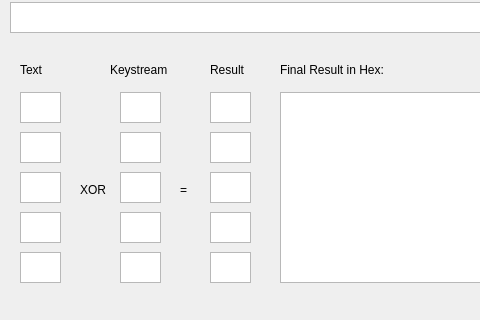
Before: the Qt Designer form mainwindow.ui in TonyMalghem/TX, drawn with Qt 5; both pictures show x 0 to 480 and y 274 to 594 of the 1250 by 594 pixel window.
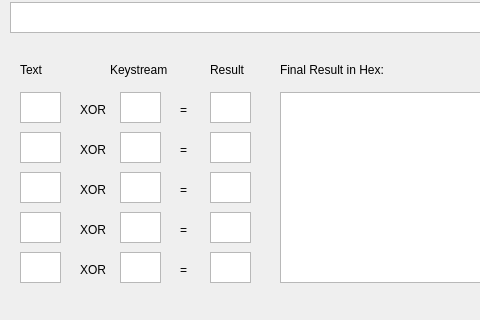
After: the same form once the commit is applied.

Commit message: fix ui (step-by-step decipher)

What changed in the file:
```diff
--- a/mainwindow.ui
+++ b/mainwindow.ui
@@ -237,7 +237,7 @@
     <property name="geometry">
      <rect>
       <x>80</x>
-      <y>420</y>
+      <y>340</y>
       <width>31</width>
       <height>16</height>
      </rect>
@@ -250,7 +250,7 @@
     <property name="geometry">
      <rect>
       <x>180</x>
-      <y>420</y>
+      <y>340</y>
       <width>21</width>
       <height>16</height>
      </rect>
@@ -428,6 +428,110 @@
      </rect>
     </property>
    </widget>
+   <widget class="QLabel" name="label_xor1">
+    <property name="geometry">
+     <rect>
+      <x>80</x>
+      <y>380</y>
+      <width>31</width>
+      <height>16</height>
+     </rect>
+    </property>
+    <property name="text">
+     <string>XOR</string>
+    </property>
+   </widget>
+   <widget class="QLabel" name="label_equal1">
+    <property name="geometry">
+     <rect>
+      <x>180</x>
+      <y>380</y>
+      <width>21</width>
+      <height>16</height>
+     </rect>
+    </property>
+    <property name="text">
+     <string>=</string>
+    </property>
+   </widget>
+   <widget class="QLabel" name="label_xor2">
+    <property name="geometry">
+     <rect>
+      <x>80</x>
+      <y>420</y>
+      <width>31</width>
+      <height>16</height>
+     </rect>
+    </property>
+    <property name="text">
+     <string>XOR</string>
+    </property>
+   </widget>
+   <widget class="QLabel" name="label_equal2">
+    <property name="geometry">
+     <rect>
+      <x>180</x>
+      <y>420</y>
+      <width>21</width>
+      <height>16</height>
+     </rect>
+    </property>
+    <property name="text">
+     <string>=</string>
+    </property>
+   </widget>
+   <widget class="QLabel" name="label_xor3">
+    <property name="geometry">
+     <rect>
+      <x>80</x>
+      <y>460</y>
+      <width>31</width>
+      <height>16</height>
+     </rect>
+    </property>
+    <property name="text">
+     <string>XOR</string>
+    </property>
+   </widget>
+   <widget class="QLabel" name="label_equal3">
+    <property name="geometry">
+     <rect>
+      <x>180</x>
+      <y>460</y>
+      <width>21</width>
+      <height>16</height>
+     </rect>
+    </property>
+    <property name="text">
+     <string>=</string>
+    </property>
+   </widget>
+   <widget class="QLabel" name="label_xor4">
+    <property name="geometry">
+     <rect>
+      <x>80</x>
+      <y>500</y>
+      <width>31</width>
+      <height>16</height>
+     </rect>
+    </property>
+    <property name="text">
+     <string>XOR</string>
+    </property>
+   </widget>
+   <widget class="QLabel" name="label_equal4">
+    <property name="geometry">
+     <rect>
+      <x>180</x>
+      <y>500</y>
+      <width>21</width>
+      <height>16</height>
+     </rect>
+    </property>
+    <property name="text">
+     <string>=</string>
+    </property>
+   </widget>
   </widget>
   <widget class="QMenuBar" name="menuBar">
    <property name="geometry">
```
The commit also changes 2 other files.
